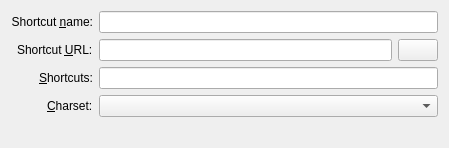
Qt form kcms/webshortcuts/searchproviderdlg_ui.ui (KDE/kio-extras) before a commit.
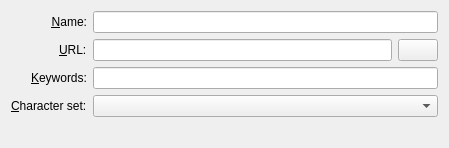
The same form after that commit. Icons and pictures are not drawn.

Commit message: kcms/webshortcuts: make labels more consistent

```diff
--- a/kcms/webshortcuts/searchproviderdlg_ui.ui
+++ b/kcms/webshortcuts/searchproviderdlg_ui.ui
@@ -20,7 +20,7 @@
       <enum>Qt::LeftToRight</enum>
      </property>
      <property name="text">
-      <string>Shortcut &amp;name:</string>
+      <string>&amp;Name:</string>
      </property>
      <property name="alignment">
       <set>Qt::AlignRight|Qt::AlignTrailing|Qt::AlignVCenter</set>
@@ -45,7 +45,7 @@
       <enum>Qt::LeftToRight</enum>
      </property>
      <property name="text">
-      <string>Shortcut &amp;URL:</string>
+      <string>&amp;URL:</string>
      </property>
      <property name="wordWrap">
       <bool>true</bool>
@@ -116,7 +116,7 @@
 &lt;/qt&gt;</string>
      </property>
      <property name="text">
-      <string>&amp;Shortcuts:</string>
+      <string>&amp;Keywords:</string>
      </property>
      <property name="wordWrap">
       <bool>true</bool>
@@ -132,7 +132,7 @@
       <string>Select the character set that will be used to encode your search query</string>
      </property>
      <property name="text">
-      <string>&amp;Charset:</string>
+      <string>&amp;Character set:</string>
      </property>
      <property name="wordWrap">
       <bool>true</bool>
```
Left out of the diff: 10 changed lines with no effect on the pictures. The commit also changes 4 other files.
